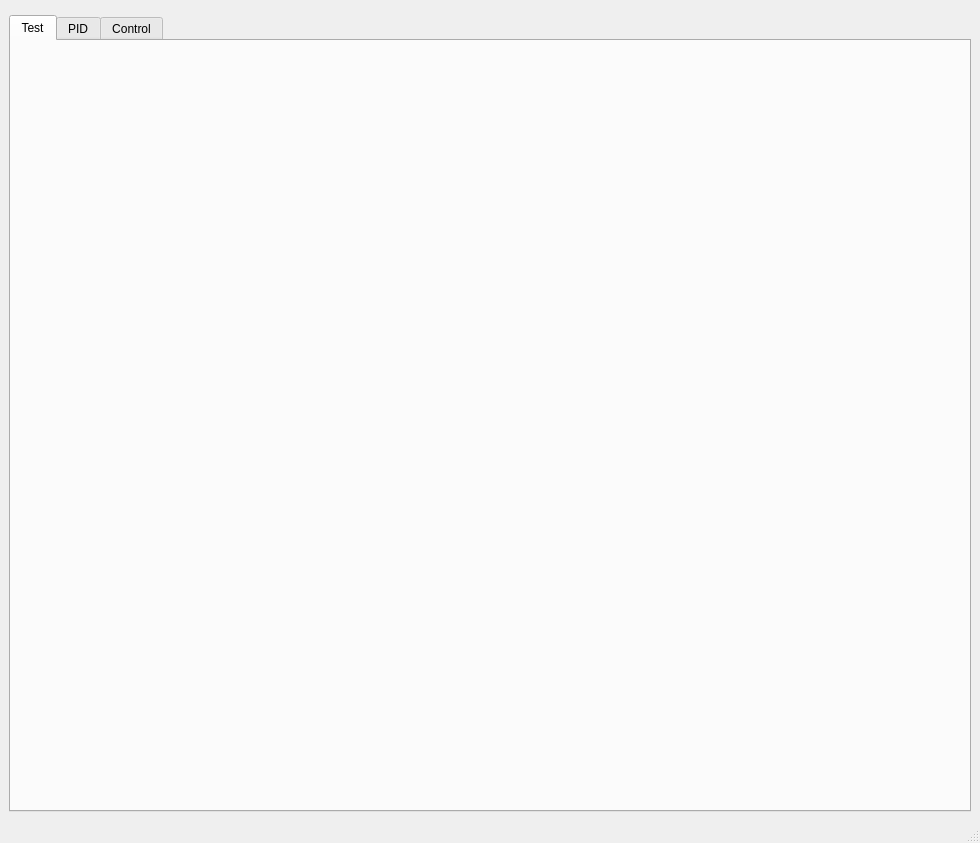
Before: the Qt Designer form UiFiles/mainWindow.ui in knr-auv/PC_GUI, drawn with Qt 5.
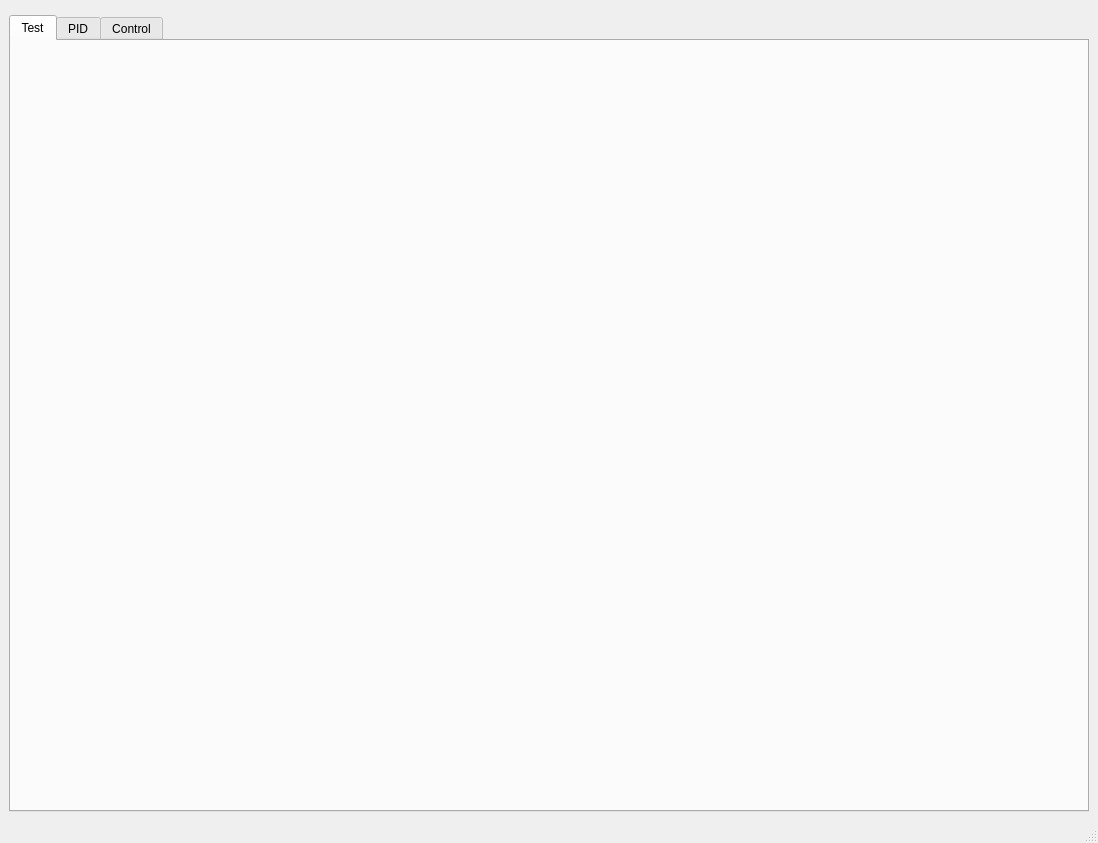
After: the same form once the commit is applied. Custom widgets are drawn as their Qt base class.

What changed in the file:
```diff
--- a/UiFiles/mainWindow.ui
+++ b/UiFiles/mainWindow.ui
@@ -6,7 +6,7 @@
    <rect>
     <x>0</x>
     <y>0</y>
-    <width>873</width>
+    <width>1098</width>
     <height>843</height>
    </rect>
   </property>
```
Left out of the diff: 12 changed lines with no effect on the pictures.
